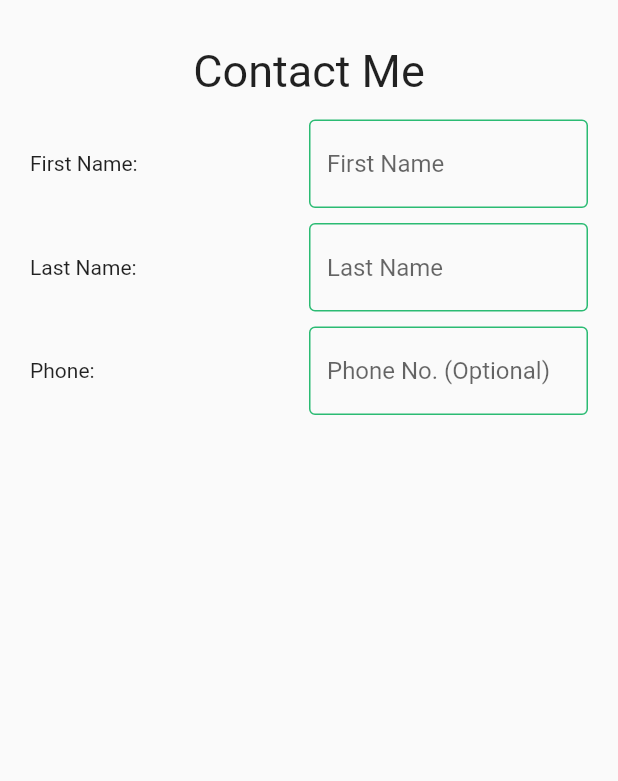
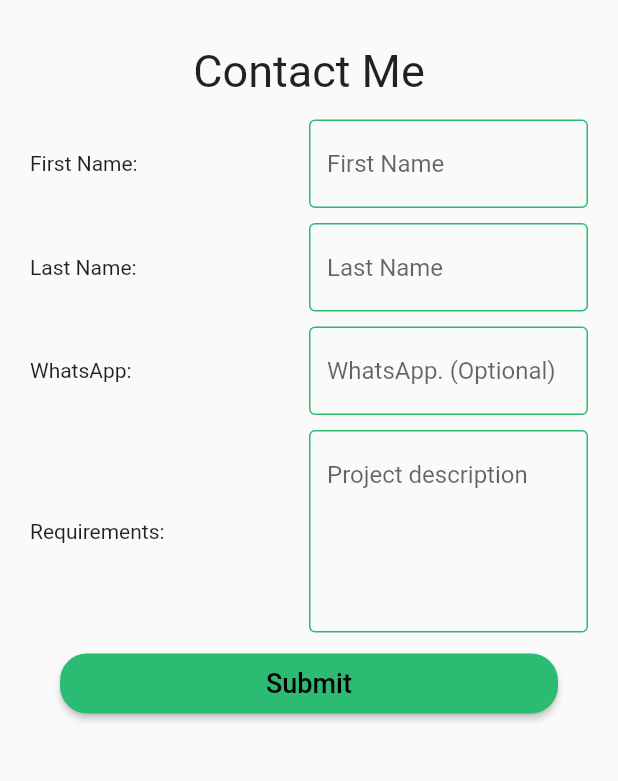
Before and after one commit to Nabeel-Shehzad/NabeelShehzad, a Flutter app: the screen it shows after launch, on a phone screen of 412 x 824 dp, the part 287-1068 px from its top. Run offline on Flutter 3.47's test engine with Material 2 defaults, Android fonts, the phone set to English and light mode, and no system bars.

Commit message:
add description

```diff
--- a/lib/contactForm.dart
+++ b/lib/contactForm.dart
@@ -1,4 +1,5 @@
 import 'package:flutter/material.dart';
+import 'package:flutter/services.dart';
 import 'package:nabeel_shehzad/desktopNameRow.dart';
 import 'package:nabeel_shehzad/mobileNameColumn.dart';
 
@@ -16,10 +17,13 @@ class _ContactFormState extends State<ContactForm> {
   double width = 900;
   var firstNameController = TextEditingController();
   var lastNameController = TextEditingController();
+  var mobileController = TextEditingController();
+  var descController = TextEditingController();
+
   @override
   Widget build(BuildContext context) {
-    setState((){
-      width = MediaQuery. of(context). size.width;
+    setState(() {
+      width = MediaQuery.of(context).size.width;
     });
     return Form(
       key: _formKey,
@@ -44,39 +48,74 @@ class _ContactFormState extends State<ContactForm> {
                   style: TextStyle(fontSize: 30),
                 ),
               ),
-              width < 800 ?
-                  MobileNameColumn(firstNameController: firstNameController, lastNameController: lastNameController):
-              DesktopNameRow(firstNameController: firstNameController, lastNameController: lastNameController),
-              Container(height: 10,),
-              width < 800 ?
-                  Row(
-                    mainAxisAlignment: MainAxisAlignment.center,
-                    children: [
-                      Expanded(child: Text('Phone: ')),
-                      Expanded(
-                          child: TextFormField(
-                            cursorColor: Color.fromRGBO(43, 187, 115, 1),
-                            decoration: InputDecoration(
-                                hintText: 'Phone No. (Optional)',
-                                border: OutlineInputBorder(),
-                                focusedBorder: OutlineInputBorder(
-                                    borderSide: BorderSide(
-                                        color: Color.fromRGBO(43, 187, 115, 1))),
-                                enabledBorder: OutlineInputBorder(
-                                    borderSide: BorderSide(
-                                        color: Color.fromRGBO(43, 187, 115, 1)))),
-                          ))
-                    ],
-                  ):
-              Row(
+              width < 800
+                  ? MobileNameColumn(
+                      firstNameController: firstNameController,
+                      lastNameController: lastNameController)
+                  : DesktopNameRow(
+                      firstNameController: firstNameController,
+                      lastNameController: lastNameController),
+              Container(
+                height: 10,
+              ),
+              width < 800
+                  ? Row(
+                      mainAxisAlignment: MainAxisAlignment.center,
+                      children: [
+                        Expanded(child: Text('WhatsApp: ')),
+                        Expanded(
+                            child: TextFormField(
+                          cursorColor: Color.fromRGBO(43, 187, 115, 1),
+                          decoration: InputDecoration(
+                              hintText: 'WhatsApp. (Optional)',
+                              border: OutlineInputBorder(),
+                              focusedBorder: OutlineInputBorder(
+                                  borderSide: BorderSide(
+                                      color: Color.fromRGBO(43, 187, 115, 1))),
+                              enabledBorder: OutlineInputBorder(
+                                  borderSide: BorderSide(
+                                      color: Color.fromRGBO(43, 187, 115, 1)))),
+                        )),
+                      ],
+                    )
+                  : Row(
+                      mainAxisAlignment: MainAxisAlignment.center,
+                      children: [
+                        Expanded(child: Text('WhatsApp: ')),
+                        Expanded(
+                            child: TextFormField(
+                          cursorColor: Color.fromRGBO(43, 187, 115, 1),
+                          decoration: InputDecoration(
+                              hintText: 'WhatsApp. (Optional)',
+                              border: OutlineInputBorder(),
+                              focusedBorder: OutlineInputBorder(
+                                  borderSide: BorderSide(
+                                      color: Color.fromRGBO(43, 187, 115, 1))),
+                              enabledBorder: OutlineInputBorder(
+                                  borderSide: BorderSide(
+                                      color: Color.fromRGBO(43, 187, 115, 1)))),
+                        )),
+                        Container(
+                          width: 10,
+                        ),
+                        Expanded(child: Container()),
+                        Expanded(child: Container()),
+                      ],
+                    ),
+              Container(
+                height: 10,
+              ),
+              width < 800
+                  ? Row(
                 mainAxisAlignment: MainAxisAlignment.center,
                 children: [
-                  Expanded(child: Text('Phone: ')),
+                  Expanded(child: Text('Requirements: ')),
                   Expanded(
                       child: TextFormField(
+                        maxLines: 5,
                         cursorColor: Color.fromRGBO(43, 187, 115, 1),
                         decoration: InputDecoration(
-                            hintText: 'Phone No.',
+                            hintText: 'Project description',
                             border: OutlineInputBorder(),
                             focusedBorder: OutlineInputBorder(
                                 borderSide: BorderSide(
@@ -85,10 +124,54 @@ class _ContactFormState extends State<ContactForm> {
                                 borderSide: BorderSide(
                                     color: Color.fromRGBO(43, 187, 115, 1)))),
                       )),
-                  Container(width: 10,),
+                ],
+              )
+                  : Row(
+                mainAxisAlignment: MainAxisAlignment.center,
+                children: [
+                  Expanded(child: Text('Requirements: ')),
+                  Expanded(
+                      child: TextFormField(
+                        maxLines: 5,
+                        cursorColor: Color.fromRGBO(43, 187, 115, 1),
+                        decoration: InputDecoration(
+                            hintText: 'Project description',
+                            border: OutlineInputBorder(),
+                            focusedBorder: OutlineInputBorder(
+                                borderSide: BorderSide(
+                                    color: Color.fromRGBO(43, 187, 115, 1))),
+                            enabledBorder: OutlineInputBorder(
+                                borderSide: BorderSide(
+                                    color: Color.fromRGBO(43, 187, 115, 1)))),
+                      )),
+                  Container(
+                    width: 10,
+                  ),
                   Expanded(child: Container()),
                   Expanded(child: Container()),
                 ],
+              ),
+              Padding(
+                padding: const EdgeInsets.all(10.0),
+                child: ElevatedButton(
+                    style: ButtonStyle(
+                      shape: MaterialStateProperty.all(RoundedRectangleBorder(
+                        borderRadius: BorderRadius.circular(18.0),
+                      )),
+                      backgroundColor: MaterialStateProperty.all(
+                          Color.fromRGBO(43, 187, 115, 1)),
+                    ),
+                    onPressed: () {},
+                    child: Container(
+                      width: 300,
+                      height: 40,
+                      child: Center(
+                          child: Text(
+                        'Submit',
+                        style: TextStyle(fontSize: 18, color: Colors.black),
+                      )),
+                    )
+                ),
               )
             ],
           ),
--- a/lib/desktopNameRow.dart
+++ b/lib/desktopNameRow.dart
@@ -49,7 +49,8 @@ class _DesktopNameRowState extends State<DesktopNameRow> {
                   enabledBorder: OutlineInputBorder(
                       borderSide: BorderSide(
                           color: Color.fromRGBO(43, 187, 115, 1)))),
-            )),
+            )
+        ),
       ],
     );
   }
```
